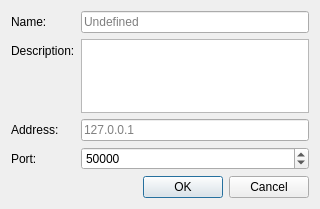
First picture: the form in src/drserverinfoeditor.ui, repository lambdcalculus/AO2-Client, before the edit.
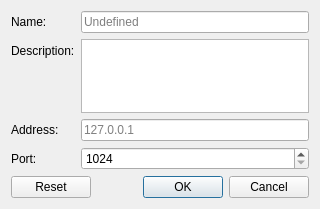
Second picture: the form after the edit.

Commit message: Allow blank servers and editor reset

What changed in the file:
```diff
--- a/src/drserverinfoeditor.ui
+++ b/src/drserverinfoeditor.ui
@@ -92,15 +92,12 @@
      <property name="maximum">
       <number>65535</number>
      </property>
-     <property name="value">
-      <number>50000</number>
-     </property>
     </widget>
    </item>
    <item row="4" column="0" colspan="2">
     <widget class="QDialogButtonBox" name="button_box">
      <property name="standardButtons">
-      <set>QDialogButtonBox::Cancel|QDialogButtonBox::Ok</set>
+      <set>QDialogButtonBox::Cancel|QDialogButtonBox::Ok|QDialogButtonBox::Reset</set>
      </property>
     </widget>
    </item>
```
The commit also changes 4 other files.
